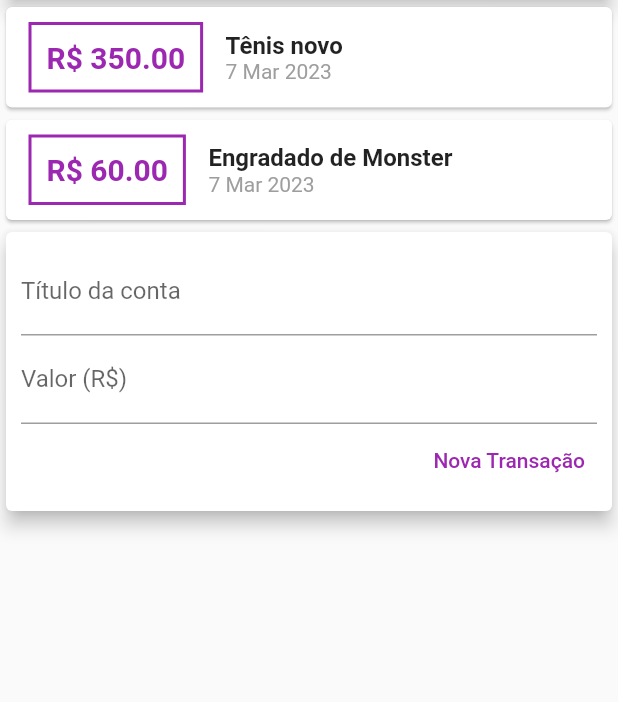
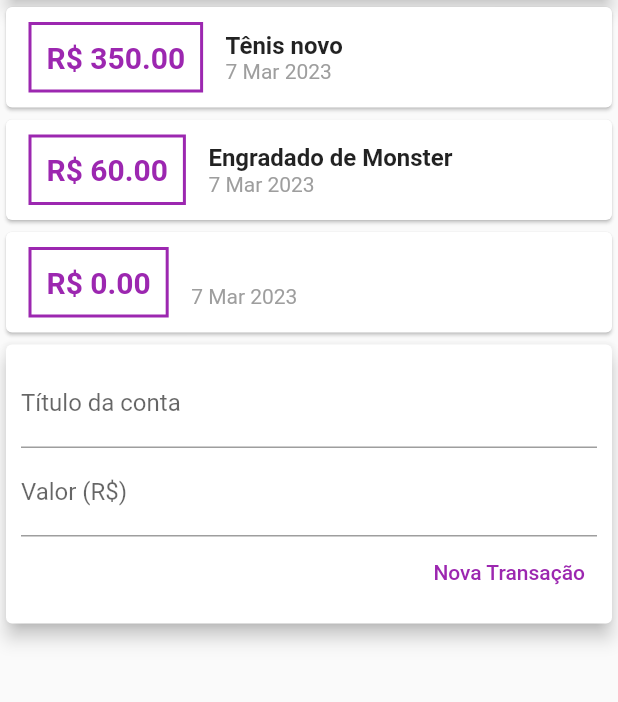
Before and after one commit to Offerreiraa/selfFinancialApp, a Flutter app: the screen it shows after launch, after a tap on "Nova Transação", on a phone screen of 412 x 824 dp, the part 119-821 px from its top. Run offline on Flutter 3.47's test engine with Material 2 defaults, Android fonts, the phone set to English and light mode, and no system bars.

```diff
--- a/lib/components/transaction_form.dart
+++ b/lib/components/transaction_form.dart
@@ -1,13 +1,15 @@
 import 'package:flutter/material.dart';
 
 class TransactionForm extends StatelessWidget {
-  TransactionForm({super.key});
+  TransactionForm(this.onSubmit, {super.key});
+
   final titleController = TextEditingController();
   final valueController = TextEditingController();
 
+  final void Function(String, double) onSubmit;
+
   @override
   Widget build(BuildContext context) {
-
     return Card(
       elevation: 5,
       child: Padding(
@@ -28,8 +30,9 @@ class TransactionForm extends StatelessWidget {
                 TextButton(
                   style: TextButton.styleFrom(foregroundColor: Colors.purple),
                   onPressed: () {
-                    print(titleController.text);
-                    print(valueController.text);
+                    final title = titleController.text;
+                    final value = double.tryParse(valueController.text) ?? 0.0;
+                    onSubmit(title, value);
                   },
                   child: const Text("Nova Transação"),
                 ),
--- a/lib/components/transaction_user.dart
+++ b/lib/components/transaction_user.dart
@@ -1,3 +1,5 @@
+import 'dart:math';
+
 import 'package:flutter/material.dart';
 import 'transaction_form.dart';
 import 'transaction_list.dart';
@@ -11,7 +13,7 @@ class TransactionUser extends StatefulWidget {
 }
 
 class _TransactionState extends State<TransactionUser> {
-  final transaction = [
+  final _transaction = [
     Transaction(
       id: "t1",
       title: "Tênis novo",
@@ -26,12 +28,25 @@ class _TransactionState extends State<TransactionUser> {
     ),
   ];
 
+  _addTransaction(String title, double value) {
+    final newTransaction = Transaction(
+      id: Random().nextDouble().toString(),
+      title: title,
+      value: value,
+      date: DateTime.now(),
+    );
+
+    setState(() {
+      _transaction.add(newTransaction);
+    });
+  }
+
   @override
   Widget build(BuildContext context) {
     return Column(
       children: [
-        TransactionList(transaction: transaction),
-        TransactionForm(),
+        TransactionList(transaction: _transaction),
+        TransactionForm(_addTransaction),
       ],
     );
   }
```
